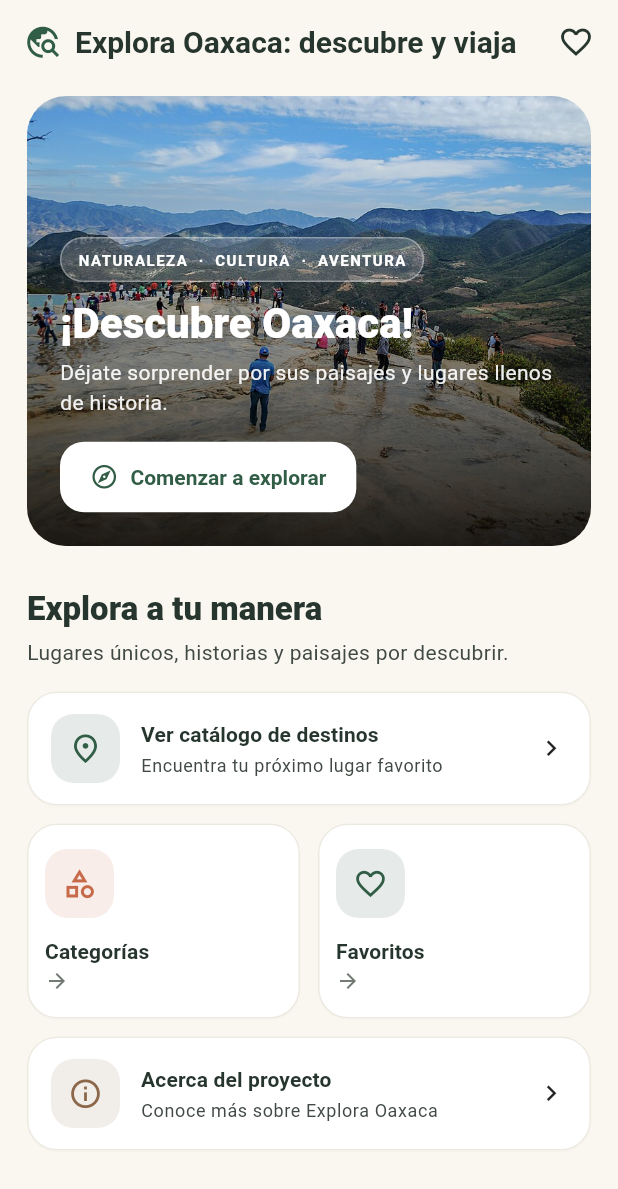
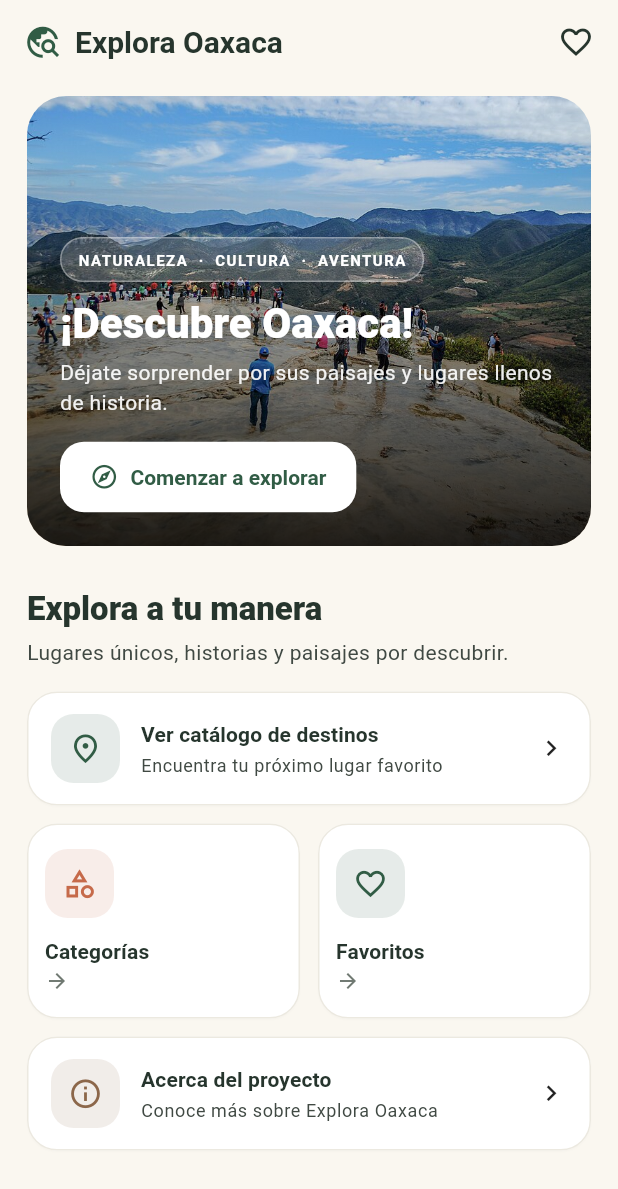
Before and after one commit to Felix-Angel/Poryecto-explora-oaxaca, a Flutter app: the screen it shows after launch, on a phone screen of 412 x 824 dp. Shown: the top 1189 px of the screen. Run offline on Flutter 3.47's test engine with Material 3 defaults, Android fonts, the phone set to English and light mode, and no system bars.

Commit message:
Corregir titulo y evitar desbordamiento en inicio

```diff
--- a/lib/features/inicio/pages/pantalla_inicio.dart
+++ b/lib/features/inicio/pages/pantalla_inicio.dart
@@ -26,11 +26,12 @@ class PantallaInicio extends StatelessWidget {
     return Scaffold(
       appBar: AppBar(
         title: Row(
-          mainAxisSize: MainAxisSize.min,
           children: [
             Icon(Icons.travel_explore, color: colores.primary, size: 25),
             const SizedBox(width: 9),
-            const Text('Explora Oaxaca: descubre y viaja'),
+            const Expanded(
+              child: Text('Explora Oaxaca', overflow: TextOverflow.ellipsis),
+            ),
           ],
         ),
         actions: [
```
